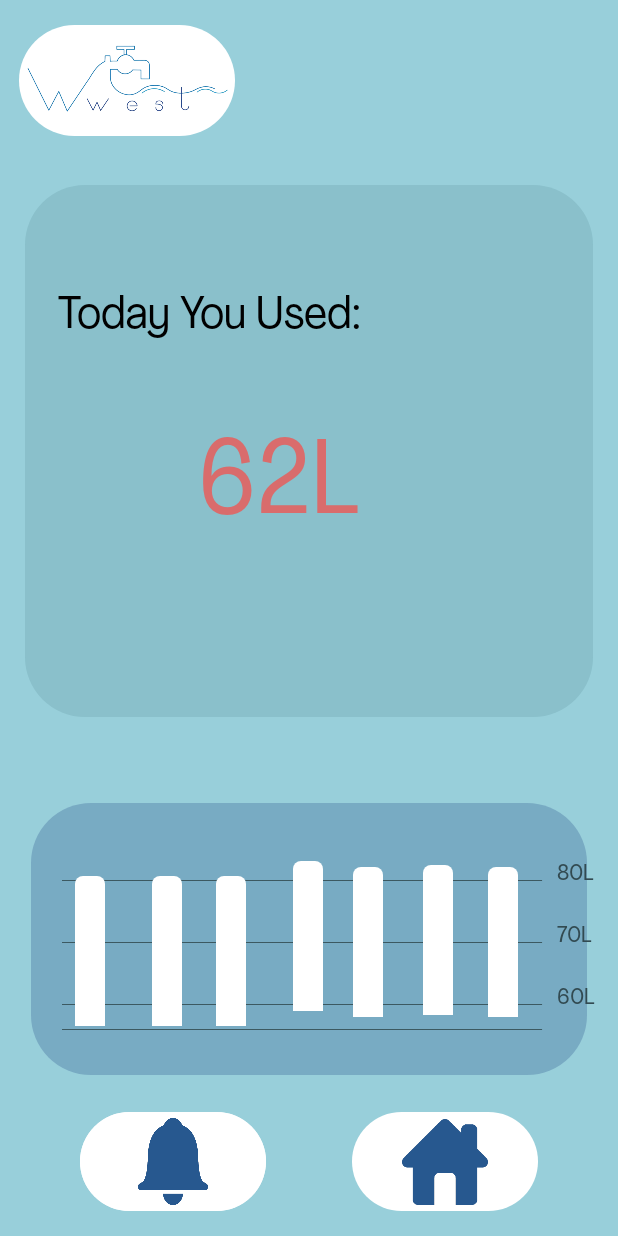
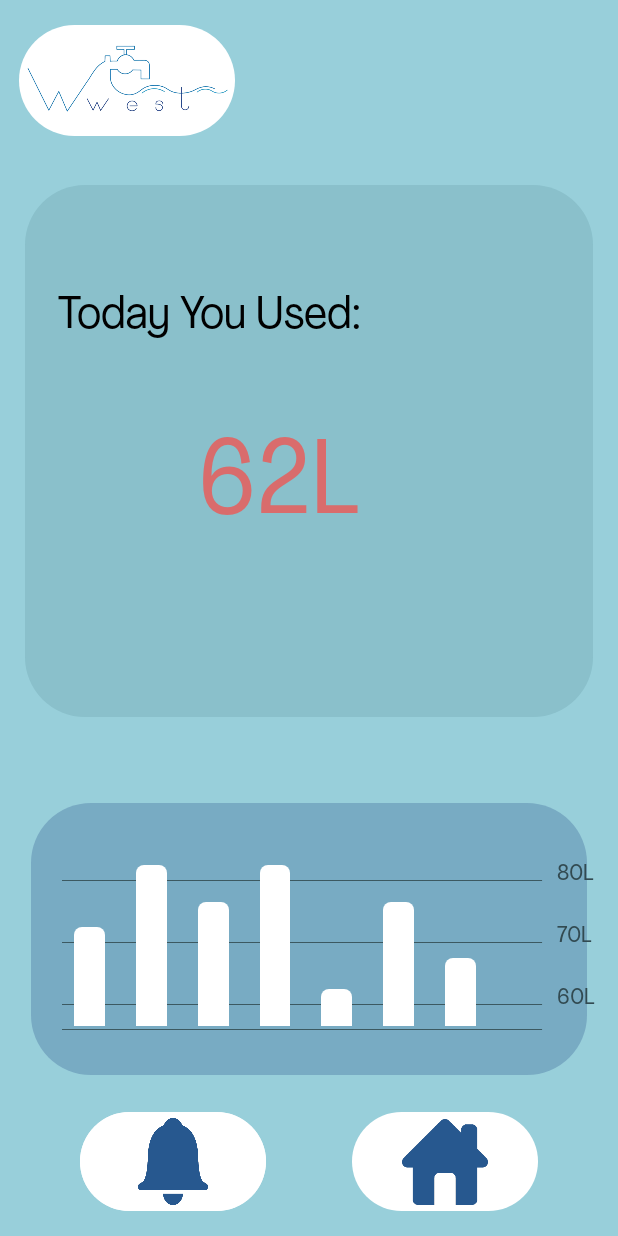
Before and after one commit to malaktatour/TrtWaterWestF, an Android app: the water_usage screen opened directly, with no data from a screen before it, on a phone screen of 412 x 824 dp. Run offline under Robolectric (Android 15) with nearby library versions, the phone set to English and light mode, and no system bars; our stand-ins replace Firebase (no records; nobody signed in at launch, a user with empty details on screens opened directly); Roboto replaces fonts that are not available here; 3 statements that could not run were skipped.

Commit message:
waterusagepage changes

```diff
--- a/app/src/main/res/layout/activity_main.xml
+++ b/app/src/main/res/layout/activity_main.xml
@@ -496,7 +496,7 @@
         app:layout_constraintBottom_toBottomOf="@id/waterbottom"
         app:layout_constraintEnd_toEndOf="@id/waterend"
         app:layout_constraintStart_toStartOf="@id/waterstart"
-        app:layout_constraintTop_toTopOf="@id/watertop"
+        app:layout_constraintTop_toBottomOf="@id/watertop"
         />
 
     <androidx.constraintlayout.widget.Guideline
--- a/app/src/main/res/layout/activity_water_usage.xml
+++ b/app/src/main/res/layout/activity_water_usage.xml
@@ -269,8 +269,8 @@
 
     <ImageView
         android:id="@+id/graph_bar1"
-        android:layout_width="20dp"
-        android:layout_height="100dp"
+        android:layout_width="0dp"
+        android:layout_height="0dp"
         android:background="@drawable/rec_graph"
         app:layout_constraintBottom_toBottomOf="@+id/bottom7"
         app:layout_constraintEnd_toEndOf="@+id/end_graph1"
@@ -284,14 +284,14 @@
         android:layout_width="wrap_content"
         android:layout_height="wrap_content"
         android:orientation="horizontal"
-        app:layout_constraintGuide_percent="0.65" />
+        app:layout_constraintGuide_percent="0.75" />
 
     <androidx.constraintlayout.widget.Guideline
         android:id="@+id/start_graph1"
         android:layout_width="wrap_content"
         android:layout_height="wrap_content"
         android:orientation="vertical"
-        app:layout_constraintGuide_percent="0.05" />
+        app:layout_constraintGuide_percent="0.12" />
 
     <androidx.constraintlayout.widget.Guideline
         android:id="@+id/end_graph1"
@@ -302,8 +302,8 @@
 
     <ImageView
         android:id="@+id/graph_bar2"
-        android:layout_width="20dp"
-        android:layout_height="100dp"
+        android:layout_width="0dp"
+        android:layout_height="0dp"
         android:background="@drawable/rec_graph"
         app:layout_constraintBottom_toBottomOf="@+id/bottom7"
         app:layout_constraintEnd_toEndOf="@+id/end_graph2"
@@ -317,26 +317,26 @@
         android:layout_width="wrap_content"
         android:layout_height="wrap_content"
         android:orientation="horizontal"
-        app:layout_constraintGuide_percent="0.65" />
+        app:layout_constraintGuide_percent="0.7" />
 
     <androidx.constraintlayout.widget.Guideline
         android:id="@+id/start_graph2"
         android:layout_width="wrap_content"
         android:layout_height="wrap_content"
         android:orientation="vertical"
-        app:layout_constraintGuide_percent="0.05" />
+        app:layout_constraintGuide_percent="0.22" />
 
     <androidx.constraintlayout.widget.Guideline
         android:id="@+id/end_graph2"
         android:layout_width="wrap_content"
         android:layout_height="wrap_content"
         android:orientation="vertical"
-        app:layout_constraintGuide_percent="0.39" />
+        app:layout_constraintGuide_percent="0.27" />
 
     <ImageView
         android:id="@+id/graph_bar3"
-        android:layout_width="20dp"
-        android:layout_height="100dp"
+        android:layout_width="0dp"
+        android:layout_height="0dp"
         android:background="@drawable/rec_graph"
         app:layout_constraintBottom_toBottomOf="@+id/bottom7"
         app:layout_constraintEnd_toEndOf="@+id/end_graph3"
@@ -350,28 +350,28 @@
         android:layout_width="wrap_content"
         android:layout_height="wrap_content"
         android:orientation="horizontal"
-        app:layout_constraintGuide_percent="0.65" />
+        app:layout_constraintGuide_percent="0.73" />
 
     <androidx.constraintlayout.widget.Guideline
         android:id="@+id/start_graph3"
         android:layout_width="wrap_content"
         android:layout_height="wrap_content"
         android:orientation="vertical"
-        app:layout_constraintGuide_percent="0.05" />
+        app:layout_constraintGuide_percent="0.32" />
 
     <androidx.constraintlayout.widget.Guideline
         android:id="@+id/end_graph3"
         android:layout_width="wrap_content"
         android:layout_height="wrap_content"
         android:orientation="vertical"
-        app:layout_constraintGuide_percent="0.61" />
+        app:layout_constraintGuide_percent="0.37" />
 
     <ImageView
         android:id="@+id/graph_bar4"
-        android:layout_width="20dp"
-        android:layout_height="100dp"
+        android:layout_width="0dp"
+        android:layout_height="0dp"
         android:background="@drawable/rec_graph"
-        app:layout_constraintBottom_toBottomOf="@+id/bottomback12"
+        app:layout_constraintBottom_toBottomOf="@+id/bottom7"
         app:layout_constraintEnd_toEndOf="@+id/end_graph4"
         app:layout_constraintHorizontal_bias="0.58"
         app:layout_constraintStart_toStartOf="@+id/start_graph4"
@@ -383,28 +383,28 @@
         android:layout_width="wrap_content"
         android:layout_height="wrap_content"
         android:orientation="horizontal"
-        app:layout_constraintGuide_percent="0.65" />
+        app:layout_constraintGuide_percent="0.7" />
 
     <androidx.constraintlayout.widget.Guideline
         android:id="@+id/start_graph4"
         android:layout_width="wrap_content"
         android:layout_height="wrap_content"
         android:orientation="vertical"
-        app:layout_constraintGuide_percent="0.05" />
+        app:layout_constraintGuide_percent="0.42" />
 
     <androidx.constraintlayout.widget.Guideline
         android:id="@+id/end_graph4"
         android:layout_width="wrap_content"
         android:layout_height="wrap_content"
         android:orientation="vertical"
-        app:layout_constraintGuide_percent="0.83" />
+        app:layout_constraintGuide_percent="0.47" />
 
     <ImageView
         android:id="@+id/graph_bar5"
-        android:layout_width="20dp"
-        android:layout_height="100dp"
+        android:layout_width="0dp"
+        android:layout_height="0dp"
         android:background="@drawable/rec_graph"
-        app:layout_constraintBottom_toBottomOf="@+id/bottomback12"
+        app:layout_constraintBottom_toBottomOf="@+id/bottom7"
         app:layout_constraintEnd_toEndOf="@+id/end_graph5"
         app:layout_constraintHorizontal_bias="0.547"
         app:layout_constraintStart_toStartOf="@+id/start_graph5"
@@ -416,28 +416,28 @@
         android:layout_width="wrap_content"
         android:layout_height="wrap_content"
         android:orientation="horizontal"
-        app:layout_constraintGuide_percent="0.65" />
+        app:layout_constraintGuide_percent="0.8" />
 
     <androidx.constraintlayout.widget.Guideline
         android:id="@+id/start_graph5"
         android:layout_width="wrap_content"
         android:layout_height="wrap_content"
         android:orientation="vertical"
-        app:layout_constraintGuide_percent="0.05" />
+        app:layout_constraintGuide_percent="0.52" />
 
     <androidx.constraintlayout.widget.Guideline
         android:id="@+id/end_graph5"
         android:layout_width="wrap_content"
         android:layout_height="wrap_content"
         android:orientation="vertical"
-        app:layout_constraintGuide_percent="1.05" />
+        app:layout_constraintGuide_percent="0.57" />
 
     <ImageView
         android:id="@+id/graph_bar6"
-        android:layout_width="20dp"
-        android:layout_height="100dp"
+        android:layout_width="0dp"
+        android:layout_height="0dp"
         android:background="@drawable/rec_graph"
-        app:layout_constraintBottom_toBottomOf="@+id/bottomback12"
+        app:layout_constraintBottom_toBottomOf="@+id/bottom7"
         app:layout_constraintEnd_toEndOf="@+id/end_graph6"
         app:layout_constraintHorizontal_bias="0.541"
         app:layout_constraintStart_toStartOf="@+id/start_graph6"
@@ -449,28 +449,28 @@
         android:layout_width="wrap_content"
         android:layout_height="wrap_content"
         android:orientation="horizontal"
-        app:layout_constraintGuide_percent="0.65" />
+        app:layout_constraintGuide_percent="0.73" />
 
     <androidx.constraintlayout.widget.Guideline
         android:id="@+id/start_graph6"
         android:layout_width="wrap_content"
         android:layout_height="wrap_content"
         android:orientation="vertical"
-        app:layout_constraintGuide_percent="0.05" />
+        app:layout_constraintGuide_percent="0.62" />
 
     <androidx.constraintlayout.widget.Guideline
         android:id="@+id/end_graph6"
         android:layout_width="wrap_content"
         android:layout_height="wrap_content"
         android:orientation="vertical"
-        app:layout_constraintGuide_percent="1.27" />
+        app:layout_constraintGuide_percent="0.67" />
 
     <ImageView
         android:id="@+id/graph_bar7"
-        android:layout_width="20dp"
-        android:layout_height="100dp"
+        android:layout_width="0dp"
+        android:layout_height="0dp"
         android:background="@drawable/rec_graph"
-        app:layout_constraintBottom_toBottomOf="@+id/bottomback12"
+        app:layout_constraintBottom_toBottomOf="@+id/bottom7"
         app:layout_constraintEnd_toEndOf="@+id/end_graph7"
         app:layout_constraintHorizontal_bias="0.531"
         app:layout_constraintStart_toStartOf="@+id/start_graph7"
@@ -482,21 +482,21 @@
         android:layout_width="wrap_content"
         android:layout_height="wrap_content"
         android:orientation="horizontal"
-        app:layout_constraintGuide_percent="0.65" />
+        app:layout_constraintGuide_percent="0.775" />
 
     <androidx.constraintlayout.widget.Guideline
         android:id="@+id/start_graph7"
         android:layout_width="wrap_content"
         android:layout_height="wrap_content"
         android:orientation="vertical"
-        app:layout_constraintGuide_percent="0.05" />
+        app:layout_constraintGuide_percent="0.72" />
 
     <androidx.constraintlayout.widget.Guideline
         android:id="@+id/end_graph7"
         android:layout_width="wrap_content"
         android:layout_height="wrap_content"
         android:orientation="vertical"
-        app:layout_constraintGuide_percent="1.49" />
+        app:layout_constraintGuide_percent="0.77" />
 
     <androidx.constraintlayout.widget.Guideline
         android:id="@+id/startback12"
```
